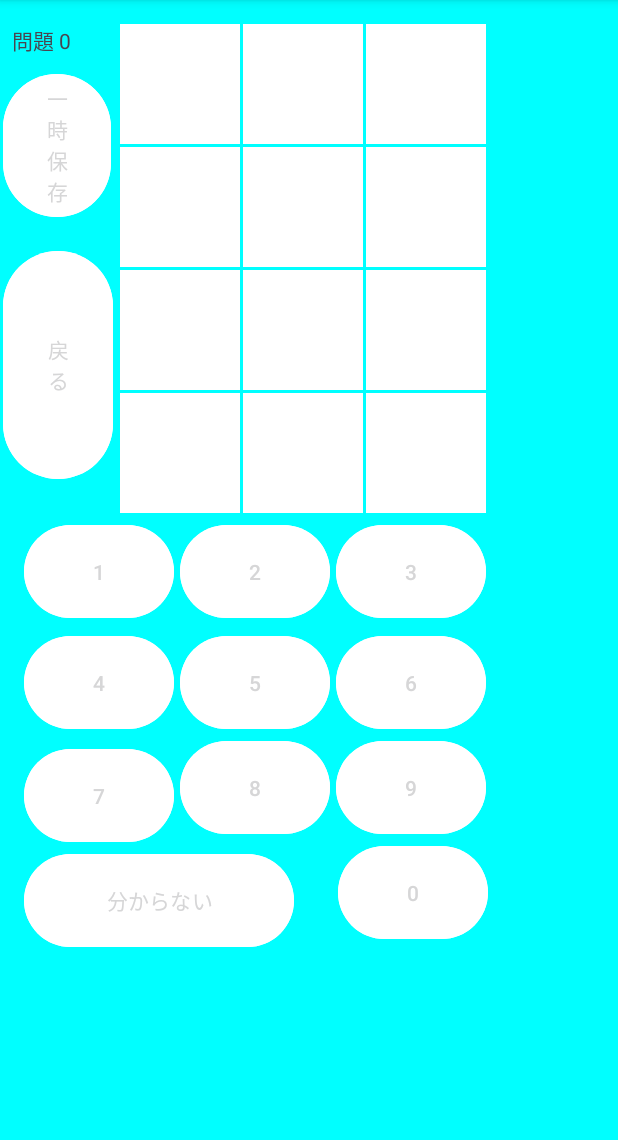
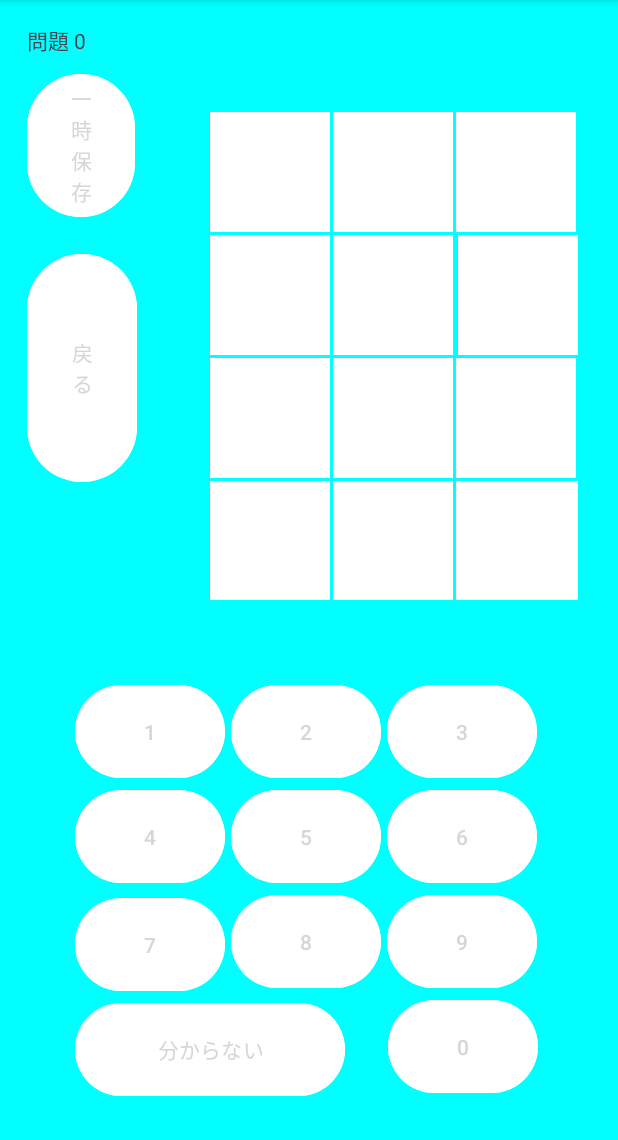
Before and after one commit to richu72/0-1Simulater, an Android app: the screen it shows after launch (simulator), after a tap on "スタート", on a phone screen of 412 x 824 dp, the part 96-1236 px from its top. Run offline under Robolectric (Android 15) with nearby library versions, the phone set to English and light mode, and no system bars.

Commit message:
レイアウトの調整

```diff
--- a/app/src/main/res/layout/activity_smulator.xml
+++ b/app/src/main/res/layout/activity_smulator.xml
@@ -6,6 +6,17 @@
     android:layout_height="match_parent"
     android:background="#00ffff"
     tools:context=".simulator">
+
+
+    <androidx.constraintlayout.widget.ConstraintLayout
+        android:id="@+id/constraintLayout3"
+        android:layout_width="312dp"
+        android:layout_height="282dp"
+        app:layout_constraintBottom_toBottomOf="parent"
+        app:layout_constraintEnd_toEndOf="parent"
+        app:layout_constraintStart_toStartOf="parent"
+        app:layout_constraintTop_toTopOf="parent"
+        app:layout_constraintVertical_bias="0.947">
 
         <Button
             android:id="@+id/answer_nine"
@@ -41,7 +52,7 @@
             android:id="@+id/answer_seven"
             android:layout_width="100dp"
             android:layout_height="70dp"
-        android:layout_marginStart="16dp"
+            android:layout_marginStart="0dp"
             android:backgroundTint="@color/background_selector"
             android:onClick="answer"
             android:text="7"
@@ -56,7 +67,7 @@
             android:layout_width="100dp"
             android:layout_height="70dp"
             android:layout_marginStart="4dp"
-        android:layout_marginTop="4dp"
+            android:layout_marginTop="0dp"
             android:backgroundTint="@color/background_selector"
             android:onClick="answer"
             android:text="5"
@@ -69,7 +80,7 @@
             android:layout_width="100dp"
             android:layout_height="70dp"
             android:layout_marginStart="4dp"
-        android:layout_marginTop="4dp"
+            android:layout_marginTop="0dp"
             android:backgroundTint="@color/background_selector"
             android:onClick="answer"
             android:text="6"
@@ -83,8 +94,8 @@
             android:id="@+id/answer_four"
             android:layout_width="100dp"
             android:layout_height="70dp"
-        android:layout_marginStart="16dp"
-        android:layout_marginTop="4dp"
+            android:layout_marginStart="0dp"
+            android:layout_marginTop="0dp"
             android:backgroundTint="@color/background_selector"
             android:onClick="answer"
             android:text="4"
@@ -92,12 +103,137 @@
             app:layout_constraintStart_toStartOf="parent"
             app:layout_constraintTop_toBottomOf="@+id/answer_one" />
 
+        <Button
+            android:id="@+id/answer_one"
+            android:layout_width="100dp"
+            android:layout_height="70dp"
+            android:layout_marginStart="0dp"
+            android:backgroundTint="@color/background_selector"
+            android:onClick="answer"
+            android:text="1"
+            android:textColor="@color/color_selector"
+            app:layout_constraintStart_toStartOf="parent"
+            app:layout_constraintTop_toTopOf="parent" />
+
+        <Button
+            android:id="@+id/answer_two"
+            android:layout_width="100dp"
+            android:layout_height="70dp"
+            android:layout_marginStart="4dp"
+            android:backgroundTint="@color/background_selector"
+            android:onClick="answer"
+            android:text="2"
+            android:textColor="@color/color_selector"
+            app:layout_constraintStart_toEndOf="@+id/answer_one"
+            app:layout_constraintTop_toTopOf="parent" />
+
+        <Button
+            android:id="@+id/answer_three"
+            android:layout_width="100dp"
+            android:layout_height="70dp"
+            android:layout_marginStart="4dp"
+            android:backgroundTint="@color/background_selector"
+            android:onClick="answer"
+            android:text="3"
+            android:textColor="@color/color_selector"
+            app:layout_constraintEnd_toEndOf="parent"
+            app:layout_constraintHorizontal_bias="0.0"
+            app:layout_constraintStart_toEndOf="@+id/answer_two"
+            app:layout_constraintTop_toTopOf="parent" />
+
+
+        <Button
+            android:id="@+id/answer_zero"
+            android:layout_width="100dp"
+            android:layout_height="70dp"
+            android:layout_marginBottom="16dp"
+            android:backgroundTint="@color/background_selector"
+            android:onClick="answer"
+            android:text="0"
+            android:textColor="@color/color_selector"
+            app:layout_constraintBottom_toBottomOf="parent"
+            app:layout_constraintEnd_toEndOf="parent"
+            app:layout_constraintHorizontal_bias="0.906"
+            app:layout_constraintStart_toEndOf="@+id/answer_no"
+            app:layout_constraintTop_toBottomOf="@+id/answer_nine"
+            app:layout_constraintVertical_bias="0.0" />
+
+        <Button
+            android:id="@+id/answer_no"
+            android:layout_width="180dp"
+            android:layout_height="70dp"
+            android:layout_marginStart="0dp"
+            android:layout_marginBottom="16dp"
+            android:backgroundTint="@color/background_selector"
+            android:onClick="answer"
+            android:text="@string/answer_no"
+            android:textColor="@color/color_selector"
+            app:layout_constraintBottom_toBottomOf="parent"
+            app:layout_constraintStart_toStartOf="parent"
+            app:layout_constraintTop_toBottomOf="@+id/answer_seven"
+            app:layout_constraintVertical_bias="0.0" />
+
+    </androidx.constraintlayout.widget.ConstraintLayout>
+
+    <Button
+        android:id="@+id/button2"
+        android:layout_width="73dp"
+        android:layout_height="160dp"
+        android:backgroundTint="@color/background_selector"
+        android:onClick="back"
+        android:text="@string/back"
+        android:textColor="@color/color_selector"
+        app:layout_constraintBottom_toBottomOf="parent"
+        app:layout_constraintEnd_toEndOf="parent"
+        app:layout_constraintHorizontal_bias="0.053"
+        app:layout_constraintStart_toStartOf="parent"
+        app:layout_constraintTop_toBottomOf="@+id/button3"
+        app:layout_constraintVertical_bias="0.037" />
+
+    <Button
+        android:id="@+id/button3"
+        android:layout_width="72dp"
+        android:layout_height="103dp"
+        android:backgroundTint="@color/background_selector"
+        android:onClick="saveTemporarily"
+        android:text="@string/save"
+        android:textColor="@color/color_selector"
+        app:layout_constraintBottom_toBottomOf="parent"
+        app:layout_constraintEnd_toEndOf="parent"
+        app:layout_constraintHorizontal_bias="0.053"
+        app:layout_constraintStart_toStartOf="parent"
+        app:layout_constraintTop_toBottomOf="@+id/tvQuestionNo"
+        app:layout_constraintVertical_bias="0.0" />
+
+    <TextView
+        android:id="@+id/tvQuestionNo"
+        android:layout_width="86dp"
+        android:layout_height="29dp"
+        android:text="TextView"
+        app:layout_constraintBottom_toBottomOf="parent"
+        app:layout_constraintEnd_toEndOf="parent"
+        app:layout_constraintHorizontal_bias="0.055"
+        app:layout_constraintStart_toStartOf="parent"
+        app:layout_constraintTop_toTopOf="parent"
+        app:layout_constraintVertical_bias="0.022" />
+
+    <androidx.constraintlayout.widget.ConstraintLayout
+        android:id="@+id/constraintLayout2"
+        android:layout_width="245dp"
+        android:layout_height="325dp"
+        app:layout_constraintBottom_toBottomOf="parent"
+        app:layout_constraintEnd_toEndOf="parent"
+        app:layout_constraintHorizontal_bias="0.84"
+        app:layout_constraintStart_toStartOf="parent"
+        app:layout_constraintTop_toTopOf="parent"
+        app:layout_constraintVertical_bias="0.172">
+
         <ImageView
             android:id="@+id/imageView1"
             android:layout_width="80dp"
             android:layout_height="80dp"
-        android:layout_marginStart="80dp"
-        android:layout_marginTop="16dp"
+            android:layout_marginStart="0dp"
+            android:layout_marginTop="0dp"
             app:layout_constraintStart_toStartOf="parent"
             app:layout_constraintTop_toTopOf="parent"
             tools:srcCompat="@color/white" />
@@ -107,7 +243,7 @@
             android:layout_width="80dp"
             android:layout_height="80dp"
             android:layout_marginStart="2dp"
-        android:layout_marginTop="16dp"
+            android:layout_marginTop="0dp"
             app:layout_constraintStart_toEndOf="@+id/imageView1"
             app:layout_constraintTop_toTopOf="parent"
             tools:srcCompat="@color/white" />
@@ -117,7 +253,7 @@
             android:layout_width="80dp"
             android:layout_height="80dp"
             android:layout_marginStart="2dp"
-        android:layout_marginTop="16dp"
+            android:layout_marginTop="0dp"
             app:layout_constraintEnd_toEndOf="parent"
             app:layout_constraintHorizontal_bias="0.0"
             app:layout_constraintStart_toEndOf="@+id/imageView2"
@@ -128,7 +264,7 @@
             android:id="@+id/imageView4"
             android:layout_width="80dp"
             android:layout_height="80dp"
-        android:layout_marginStart="80dp"
+            android:layout_marginStart="0dp"
             android:layout_marginTop="2dp"
             app:layout_constraintStart_toStartOf="parent"
             app:layout_constraintTop_toBottomOf="@+id/imageView1"
@@ -151,7 +287,7 @@
             android:layout_marginStart="2dp"
             android:layout_marginTop="2dp"
             app:layout_constraintEnd_toEndOf="parent"
-        app:layout_constraintHorizontal_bias="0.0"
+            app:layout_constraintHorizontal_bias="1.0"
             app:layout_constraintStart_toEndOf="@+id/imageView5"
             app:layout_constraintTop_toBottomOf="@+id/imageView3"
             tools:srcCompat="@color/white" />
@@ -160,7 +296,7 @@
             android:id="@+id/imageView7"
             android:layout_width="80dp"
             android:layout_height="80dp"
-        android:layout_marginStart="80dp"
+            android:layout_marginStart="0dp"
             android:layout_marginTop="2dp"
             app:layout_constraintStart_toStartOf="parent"
             app:layout_constraintTop_toBottomOf="@+id/imageView4"
@@ -192,7 +328,7 @@
             android:id="@+id/imageView10"
             android:layout_width="80dp"
             android:layout_height="80dp"
-        android:layout_marginStart="80dp"
+            android:layout_marginStart="0dp"
             android:layout_marginTop="2dp"
             app:layout_constraintStart_toStartOf="parent"
             app:layout_constraintTop_toBottomOf="@+id/imageView7"
@@ -210,8 +346,8 @@
 
         <ImageView
             android:id="@+id/imageView12"
-        android:layout_width="80dp"
-        android:layout_height="80dp"
+            android:layout_width="82dp"
+            android:layout_height="85dp"
             android:layout_marginStart="2dp"
             android:layout_marginTop="2dp"
             app:layout_constraintEnd_toEndOf="parent"
@@ -220,111 +356,7 @@
             app:layout_constraintTop_toBottomOf="@+id/imageView9"
             tools:srcCompat="@color/white" />
 
-    <Button
-        android:id="@+id/answer_one"
-        android:layout_width="100dp"
-        android:layout_height="70dp"
-        android:layout_marginStart="16dp"
-        android:layout_marginTop="4dp"
-        android:backgroundTint="@color/background_selector"
-        android:onClick="answer"
-        android:text="1"
-        android:textColor="@color/color_selector"
-        app:layout_constraintStart_toStartOf="parent"
-        app:layout_constraintTop_toBottomOf="@+id/imageView10" />
+    </androidx.constraintlayout.widget.ConstraintLayout>
 
-    <Button
-        android:id="@+id/answer_two"
-        android:layout_width="100dp"
-        android:layout_height="70dp"
-        android:layout_marginStart="4dp"
-        android:layout_marginTop="4dp"
-        android:backgroundTint="@color/background_selector"
-        android:onClick="answer"
-        android:text="2"
-        android:textColor="@color/color_selector"
-        app:layout_constraintStart_toEndOf="@+id/answer_one"
-        app:layout_constraintTop_toBottomOf="@+id/imageView11" />
 
-    <Button
-        android:id="@+id/answer_three"
-        android:layout_width="100dp"
-        android:layout_height="70dp"
-        android:layout_marginStart="4dp"
-        android:layout_marginTop="4dp"
-        android:backgroundTint="@color/background_selector"
-        android:onClick="answer"
-        android:text="3"
-        android:textColor="@color/color_selector"
-        app:layout_constraintEnd_toEndOf="parent"
-        app:layout_constraintHorizontal_bias="0.0"
-        app:layout_constraintStart_toEndOf="@+id/answer_two"
-        app:layout_constraintTop_toBottomOf="@+id/imageView12" />
-
-    <Button
-        android:id="@+id/button2"
-        android:layout_width="73dp"
-        android:layout_height="160dp"
-        android:layout_marginStart="2dp"
-        android:backgroundTint="@color/background_selector"
-        android:onClick="back"
-        android:text="@string/back"
-        android:textColor="@color/color_selector"
-        app:layout_constraintBottom_toBottomOf="parent"
-        app:layout_constraintStart_toStartOf="parent"
-        app:layout_constraintTop_toBottomOf="@+id/button3"
-        app:layout_constraintVertical_bias="0.032" />
-
-    <Button
-        android:id="@+id/button3"
-        android:layout_width="72dp"
-        android:layout_height="103dp"
-        android:layout_marginStart="2dp"
-        android:backgroundTint="@color/background_selector"
-        android:onClick="saveTemporarily"
-        android:text="@string/save"
-        android:textColor="@color/color_selector"
-        app:layout_constraintStart_toStartOf="parent"
-        app:layout_constraintTop_toBottomOf="@+id/tvQuestionNo" />
-
-    <Button
-        android:id="@+id/answer_zero"
-        android:layout_width="100dp"
-        android:layout_height="70dp"
-        android:layout_marginBottom="16dp"
-        android:backgroundTint="@color/background_selector"
-        android:onClick="answer"
-        android:text="0"
-        android:textColor="@color/color_selector"
-        app:layout_constraintBottom_toBottomOf="parent"
-        app:layout_constraintEnd_toEndOf="parent"
-        app:layout_constraintHorizontal_bias="0.252"
-        app:layout_constraintStart_toEndOf="@+id/answer_no"
-        app:layout_constraintTop_toBottomOf="@+id/answer_nine"
-        app:layout_constraintVertical_bias="0.0" />
-
-    <Button
-        android:id="@+id/answer_no"
-        android:layout_width="180dp"
-        android:layout_height="70dp"
-        android:layout_marginStart="16dp"
-        android:layout_marginBottom="16dp"
-        android:backgroundTint="@color/background_selector"
-        android:onClick="answer"
-        android:text="@string/answer_no"
-        android:textColor="@color/color_selector"
-        app:layout_constraintBottom_toBottomOf="parent"
-        app:layout_constraintStart_toStartOf="parent"
-        app:layout_constraintTop_toBottomOf="@+id/answer_seven"
-        app:layout_constraintVertical_bias="0.0" />
-
-    <TextView
-        android:id="@+id/tvQuestionNo"
-        android:layout_width="86dp"
-        android:layout_height="29dp"
-        android:layout_marginStart="8dp"
-        android:layout_marginTop="16dp"
-        android:text="TextView"
-        app:layout_constraintStart_toStartOf="parent"
-        app:layout_constraintTop_toTopOf="parent" />
 </androidx.constraintlayout.widget.ConstraintLayout>
```
Lines whose indentation alone changed are shown as unchanged.
